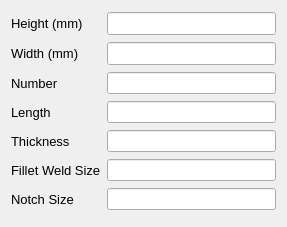
This is Connections/Moment/BCEndPlate/ui_plate.ui in aryamaan98/Osdag as Qt 5 draws it before an edit. The edited form follows.
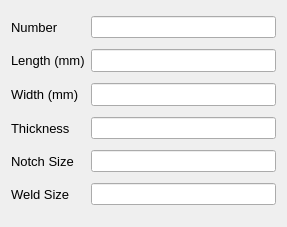
This is the edited form.

Diff of the .ui file:
```diff
--- a/Connections/Moment/BCEndPlate/ui_plate.ui
+++ b/Connections/Moment/BCEndPlate/ui_plate.ui
@@ -14,11 +14,8 @@
    <string>Plate</string>
   </property>
   <layout class="QGridLayout" name="gridLayout">
-   <item row="3" column="1">
-    <widget class="QLineEdit" name="txt_plateLength"/>
-   </item>
    <item row="1" column="0">
-    <widget class="QLabel" name="label_2">
+    <widget class="QLabel" name="plateHeight">
      <property name="font">
       <font>
        <pointsize>10</pointsize>
@@ -27,35 +24,7 @@
       </font>
      </property>
      <property name="text">
-      <string>Width (mm)</string>
-     </property>
-    </widget>
-   </item>
-   <item row="1" column="1">
-    <widget class="QLineEdit" name="txt_plateWidth">
-     <property name="font">
-      <font>
-       <pointsize>10</pointsize>
-       <weight>50</weight>
-       <bold>false</bold>
-      </font>
-     </property>
-     <property name="readOnly">
-      <bool>true</bool>
-     </property>
-    </widget>
-   </item>
-   <item row="0" column="1">
-    <widget class="QLineEdit" name="txt_plateHeight">
-     <property name="font">
-      <font>
-       <pointsize>10</pointsize>
-       <weight>50</weight>
-       <bold>false</bold>
-      </font>
-     </property>
-     <property name="readOnly">
-      <bool>true</bool>
+      <string>Length (mm)</string>
      </property>
     </widget>
    </item>
@@ -63,29 +32,6 @@
     <widget class="QLineEdit" name="txt_plateThickness"/>
    </item>
    <item row="0" column="0">
-    <widget class="QLabel" name="plateHeight">
-     <property name="font">
-      <font>
-       <pointsize>10</pointsize>
-       <weight>50</weight>
-       <bold>false</bold>
-      </font>
-     </property>
-     <property name="text">
-      <string>Height (mm)</string>
-     </property>
-    </widget>
-   </item>
-   <item row="2" column="1">
-    <widget class="QLineEdit" name="txt_plateno"/>
-   </item>
-   <item row="5" column="1">
-    <widget class="QLineEdit" name="txt_filletWeldSize"/>
-   </item>
-   <item row="6" column="1">
-    <widget class="QLineEdit" name="txt_NotchSize"/>
-   </item>
-   <item row="2" column="0">
     <widget class="QLabel" name="label">
      <property name="font">
       <font>
@@ -97,15 +43,45 @@
      </property>
     </widget>
    </item>
-   <item row="3" column="0">
-    <widget class="QLabel" name="label_3">
+   <item row="2" column="1">
+    <widget class="QLineEdit" name="txt_plateWidth">
      <property name="font">
       <font>
        <pointsize>10</pointsize>
+       <weight>50</weight>
+       <bold>false</bold>
+      </font>
+     </property>
+     <property name="readOnly">
+      <bool>true</bool>
+     </property>
+    </widget>
+   </item>
+   <item row="1" column="1">
+    <widget class="QLineEdit" name="txt_plateLength">
+     <property name="font">
+      <font>
+       <pointsize>10</pointsize>
+       <weight>50</weight>
+       <bold>false</bold>
+      </font>
+     </property>
+     <property name="readOnly">
+      <bool>true</bool>
+     </property>
+    </widget>
+   </item>
+   <item row="2" column="0">
+    <widget class="QLabel" name="label_2">
+     <property name="font">
+      <font>
+       <pointsize>10</pointsize>
+       <weight>50</weight>
+       <bold>false</bold>
       </font>
      </property>
      <property name="text">
-      <string>Length</string>
+      <string>Width (mm)</string>
      </property>
     </widget>
    </item>
@@ -121,19 +97,28 @@
      </property>
     </widget>
    </item>
-   <item row="5" column="0">
-    <widget class="QLabel" name="label_5">
-     <property name="font">
-      <font>
-       <pointsize>10</pointsize>
-      </font>
-     </property>
-     <property name="text">
-      <string>Fillet Weld Size</string>
-     </property>
-    </widget>
+   <item row="0" column="1">
+    <widget class="QLineEdit" name="txt_plateno"/>
    </item>
    <item row="6" column="0">
+    <widget class="QLabel" name="label_5">
+     <property name="font">
+      <font>
+       <pointsize>10</pointsize>
+      </font>
+     </property>
+     <property name="text">
+      <string>Weld Size</string>
+     </property>
+    </widget>
+   </item>
+   <item row="6" column="1">
+    <widget class="QLineEdit" name="txt_WeldSize"/>
+   </item>
+   <item row="5" column="1">
+    <widget class="QLineEdit" name="txt_NotchSize"/>
+   </item>
+   <item row="5" column="0">
     <widget class="QLabel" name="label_6">
      <property name="font">
       <font>
```
